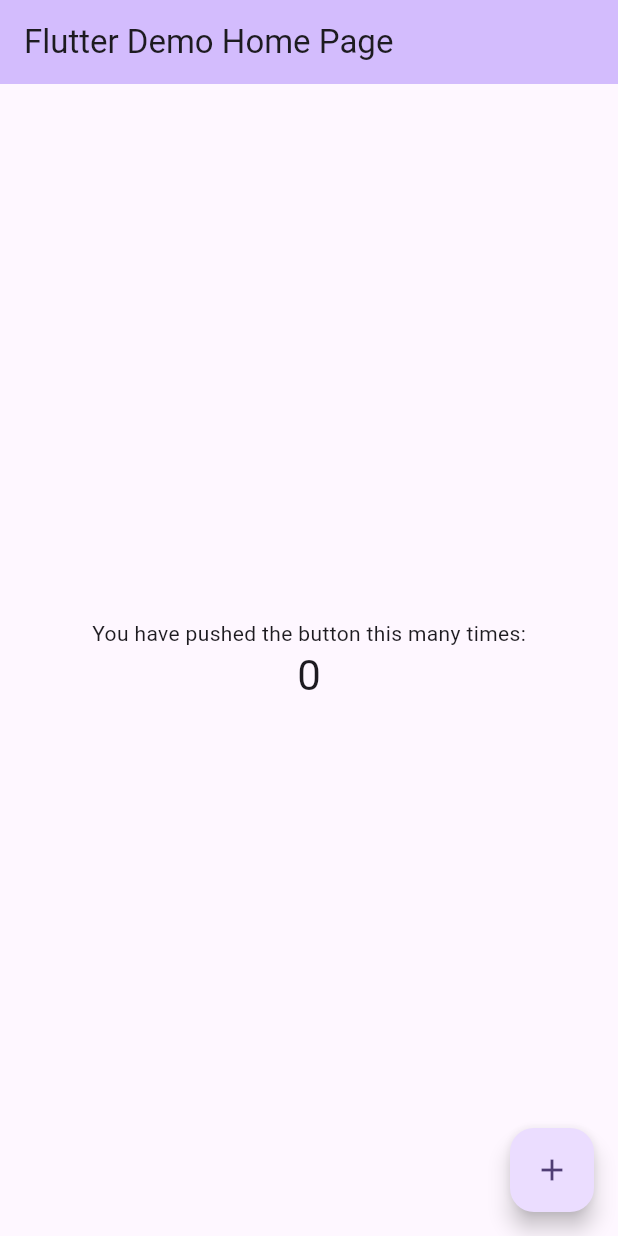
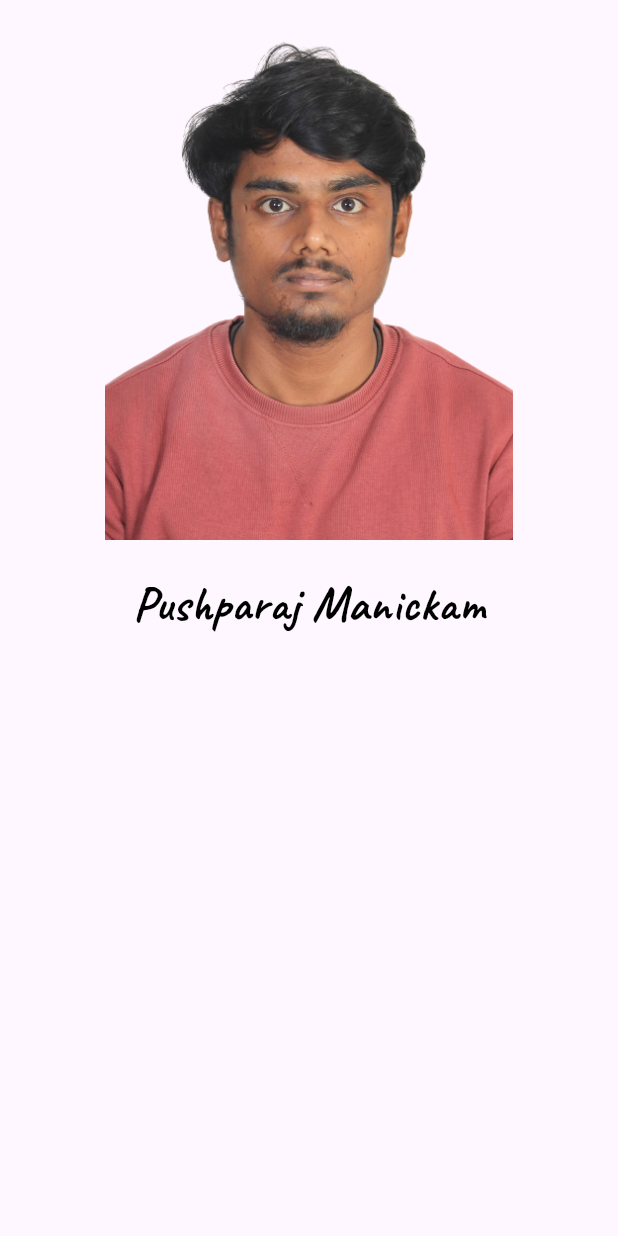
Before and after one commit to PushparajManickam/push_potfolio, a Flutter app: the screen it shows after launch, on a phone screen of 412 x 824 dp. Run offline on Flutter 3.47's test engine with Material 2 defaults, Android fonts, the phone set to English and light mode, and no system bars; our stand-ins replace google_fonts.

```diff
--- a/analysis_options.yaml
+++ b/analysis_options.yaml
@@ -7,7 +7,7 @@
 
 # The following line activates a set of recommended lints for Flutter apps,
 # packages, and plugins designed to encourage good coding practices.
-include: package:flutter_lints/flutter.yaml
+# include: package:flutter_lints/flutter.yaml
 
 linter:
   # The lint rules applied to this project can be customized in the
--- /dev/null
+++ b/lib/config/style.dart
@@ -0,0 +1,86 @@
+import 'package:flutter/material.dart';
+import 'package:google_fonts/google_fonts.dart';
+
+class MyStyle {
+  /// Textstyle
+  static TextStyle spectralFont(
+      double fontSize, Color fontColor, FontWeight fontWeight) {
+    return GoogleFonts.spectral(
+      fontSize: fontSize,
+      color: fontColor,
+      fontWeight: fontWeight,
+    );
+  }
+  static TextStyle robotoFont(
+      double fontSize, Color fontColor, FontWeight fontWeight) {
+    return GoogleFonts.spectral(
+      fontSize: fontSize,
+      color: fontColor,
+      fontWeight: fontWeight,
+    );
+  }
+  static TextStyle openSansFont(
+      double fontSize, Color fontColor, FontWeight fontWeight) {
+    return GoogleFonts.openSans(
+      fontSize: fontSize,
+      color: fontColor,
+      fontWeight: fontWeight,
+    );
+  }
+  static TextStyle montserratFont(
+      double fontSize, Color fontColor, FontWeight fontWeight) {
+    return GoogleFonts.montserrat (
+      fontSize: fontSize,
+      color: fontColor,
+      fontWeight: fontWeight,
+    );
+  }
+  static TextStyle ptSansFont(
+      double fontSize, Color fontColor, FontWeight fontWeight) {
+    return GoogleFonts.ptSans(
+      fontSize: fontSize,
+      color: fontColor,
+      fontWeight: fontWeight,
+    );
+  }
+  static TextStyle poppinsFont(
+      double fontSize, Color fontColor, FontWeight fontWeight) {
+    return GoogleFonts.poppins(
+      fontSize: fontSize,
+      color: fontColor,
+      fontWeight: fontWeight,
+    );
+  }
+  static TextStyle nunitoSansFont(
+      double fontSize, Color fontColor, FontWeight fontWeight) {
+    return GoogleFonts.nunitoSans(
+      fontSize: fontSize,
+      color: fontColor,
+      fontWeight: fontWeight,
+    );
+  }
+  static TextStyle latoFont(
+      double fontSize, Color fontColor, FontWeight fontWeight) {
+    return GoogleFonts.lato(
+      fontSize: fontSize,
+      color: fontColor,
+      fontWeight: fontWeight,
+    );
+  }
+  static TextStyle pacificoFont(
+      double fontSize, Color fontColor, FontWeight fontWeight) {
+    return GoogleFonts.pacifico(
+      fontSize: fontSize,
+      color: fontColor,
+      fontWeight: fontWeight,
+    );
+  }
+  static TextStyle caveatFont(
+      double fontSize, Color fontColor, FontWeight fontWeight) {
+    return GoogleFonts.caveat(
+      fontSize: fontSize,
+      color: fontColor,
+      fontWeight: fontWeight,
+    );
+  }
+}
--- /dev/null
+++ b/lib/constant/constant.dart
@@ -0,0 +1,14 @@
+class MyConstant {
+  static const profileName = 'Pushparaj Manickam';
+  static const profileImagePath = 'assets/images/pushparaj_photo.png';
+  static const flagIconPath = 'assets/icons/india_flag.svg';
+
+  /// Font-Size
+  static const double verySmallSize = 12;
+  static const double smallSize = 14;
+  static const double normalSize = 16;
+  static const double largeSize = 18;
+  static const double veryLargeSize = 20;
+  static const double titleSize = 24;
+  static const double maximumSize = 32;
+}
--- a/lib/main.dart
+++ b/lib/main.dart
@@ -1,4 +1,7 @@
 import 'package:flutter/material.dart';
+
+import 'theme/color.dart';
+import 'screen/dashboard_screen.dart';
 
 void main() {
   runApp(const MyApp());
@@ -11,7 +14,7 @@ class MyApp extends StatelessWidget {
   @override
   Widget build(BuildContext context) {
     return MaterialApp(
-      title: 'Flutter Demo',
+      debugShowCheckedModeBanner: false,
       theme: ThemeData(
         // This is the theme of your application.
         //
@@ -28,98 +31,11 @@ class MyApp extends StatelessWidget {
         //
         // This works for code too, not just values: Most code changes can be
         // tested with just a hot reload.
-        colorScheme: ColorScheme.fromSeed(seedColor: Colors.deepPurple),
+
+        colorScheme: ColorScheme.fromSeed(seedColor: MyColor.appColor,),
         useMaterial3: true,
       ),
-      home: const MyHomePage(title: 'Flutter Demo Home Page'),
+      home: const DashboardScreen(),
     );
   }
 }
-
-class MyHomePage extends StatefulWidget {
-  const MyHomePage({super.key, required this.title});
-
-  // This widget is the home page of your application. It is stateful, meaning
-  // that it has a State object (defined below) that contains fields that affect
-  // how it looks.
-
-  // This class is the configuration for the state. It holds the values (in this
-  // case the title) provided by the parent (in this case the App widget) and
-  // used by the build method of the State. Fields in a Widget subclass are
-  // always marked "final".
-
-  final String title;
-
-  @override
-  State<MyHomePage> createState() => _MyHomePageState();
-}
-
-class _MyHomePageState extends State<MyHomePage> {
-  int _counter = 0;
-
-  void _incrementCounter() {
-    setState(() {
-      // This call to setState tells the Flutter framework that something has
-      // changed in this State, which causes it to rerun the build method below
-      // so that the display can reflect the updated values. If we changed
-      // _counter without calling setState(), then the build method would not be
-      // called again, and so nothing would appear to happen.
-      _counter++;
-    });
-  }
-
-  @override
-  Widget build(BuildContext context) {
-    // This method is rerun every time setState is called, for instance as done
-    // by the _incrementCounter method above.
-    //
-    // The Flutter framework has been optimized to make rerunning build methods
-    // fast, so that you can just rebuild anything that needs updating rather
-    // than having to individually change instances of widgets.
-    return Scaffold(
-      appBar: AppBar(
-        // TRY THIS: Try changing the color here to a specific color (to
-        // Colors.amber, perhaps?) and trigger a hot reload to see the AppBar
-        // change color while the other colors stay the same.
-        backgroundColor: Theme.of(context).colorScheme.inversePrimary,
-        // Here we take the value from the MyHomePage object that was created by
-        // the App.build method, and use it to set our appbar title.
-        title: Text(widget.title),
-      ),
-      body: Center(
-        // Center is a layout widget. It takes a single child and positions it
-        // in the middle of the parent.
-        child: Column(
-          // Column is also a layout widget. It takes a list of children and
-          // arranges them vertically. By default, it sizes itself to fit its
-          // children horizontally, and tries to be as tall as its parent.
-          //
-          // Column has various properties to control how it sizes itself and
-          // how it positions its children. Here we use mainAxisAlignment to
-          // center the children vertically; the main axis here is the vertical
-          // axis because Columns are vertical (the cross axis would be
-          // horizontal).
-          //
-          // TRY THIS: Invoke "debug painting" (choose the "Toggle Debug Paint"
-          // action in the IDE, or press "p" in the console), to see the
-          // wireframe for each widget.
-          mainAxisAlignment: MainAxisAlignment.center,
-          children: <Widget>[
-            const Text(
-              'You have pushed the button this many times:',
-            ),
-            Text(
-              '$_counter',
-              style: Theme.of(context).textTheme.headlineMedium,
-            ),
-          ],
-        ),
-      ),
-      floatingActionButton: FloatingActionButton(
-        onPressed: _incrementCounter,
-        tooltip: 'Increment',
-        child: const Icon(Icons.add),
-      ), // This trailing comma makes auto-formatting nicer for build methods.
-    );
-  }
-}
--- /dev/null
+++ b/lib/screen/dashboard_screen.dart
@@ -0,0 +1,60 @@
+import 'package:flutter/material.dart';
+import 'package:push_potfolio/config/style.dart';
+import 'package:push_potfolio/constant/constant.dart';
+import 'package:push_potfolio/theme/color.dart';
+
+class DashboardScreen extends StatefulWidget {
+  const DashboardScreen({super.key});
+
+  @override
+  State<DashboardScreen> createState() => _DashboardScreenState();
+}
+
+class _DashboardScreenState extends State<DashboardScreen> {
+  @override
+  Widget build(BuildContext context) {
+    return Scaffold(
+      body: SafeArea(
+        child: SingleChildScrollView(
+          child: Column(
+            mainAxisAlignment: MainAxisAlignment.start,
+            crossAxisAlignment: CrossAxisAlignment.center,
+            children: [
+              Container(
+                height: 350,
+                margin: EdgeInsets.symmetric(
+                  horizontal: 10,
+                  vertical: 10,
+                ),
+                child: Center(
+                  child: Image.asset(
+                    MyConstant.profileImagePath,
+                  ),
+                ),
+              ),
+              Padding(
+                padding: const EdgeInsets.symmetric(
+                  horizontal: 10,
+                  vertical: 10,
+                ),
+                child: Column(
+                  children: [
+                    Text(
+                      MyConstant.profileName,
+
+                      style: MyStyle.caveatFont(
+                        MyConstant.maximumSize,
+                        MyColor.blackColor,
+                        FontWeight.bold,
+                      ),
+                    ),
+                  ],
+                ),
+              )
+            ],
+          ),
+        ),
+      ),
+    );
+  }
+}
--- /dev/null
+++ b/lib/theme/color.dart
@@ -0,0 +1,30 @@
+import 'package:flutter/material.dart';
+
+class MyColor {
+  /// Application-Color
+  static const Color appColor = Color(0xff9768D9);
+
+  // Black-Color
+  static const Color blackColor  = Color(0xff000000);
+
+
+  /// Purple-Color
+  static const Color purpleColor1  = Color(0xff62438C);
+  static const Color purpleColor2  = Color(0xff7C56B3);
+  static const Color purpleColor3  = Color(0xffAF9FC9);
+  static const Color purpleColor4  = Color(0xffD2ABDB);
+
+  /// Pastel-Color
+  static const Color pastelColor1  = Color(0xffCCA8E0);
+  static const Color pastelColor2  = Color(0xffD1A1D6);
+  static const Color pastelColor3  = Color(0xffBBABD6);
+  static const Color pastelColor4  = Color(0xffA38DC9);
+
+  /// Graph-Color
+  static const Color graphColor1  = Color(0xff4E1E66);
+  static const Color graphColor2  = Color(0xffB946F2);
+  static const Color graphColor3  = Color(0xff8834B3);
+  static const Color graphColor4  = Color(0xff6B298C);
+  static const Color graphColor5  = Color(0xff411159);
+  static const Color graphColor6  = Color(0xffC15EF2);
+}
--- /dev/null
+++ b/lib/utils/base_url.dart
@@ -0,0 +1,4 @@
+class MyBaseURL {
+  static const profilePhoto =
+      'https://asset.cloudinary.com/dmx11fpvy/1ac8c0b40ed55c6451bbb437faa7b768';
+}
```
Also changed, not shown: pubspec.yaml (+12 -3 lines), assets/icons/icon.png (added), assets/icons/india_flag.svg (added), assets/images/pushparaj_photo.png (added), lib/theme/dark_theme.dart (added), lib/theme/light_theme.dart (added), pubspec.lock, 34 other files.
